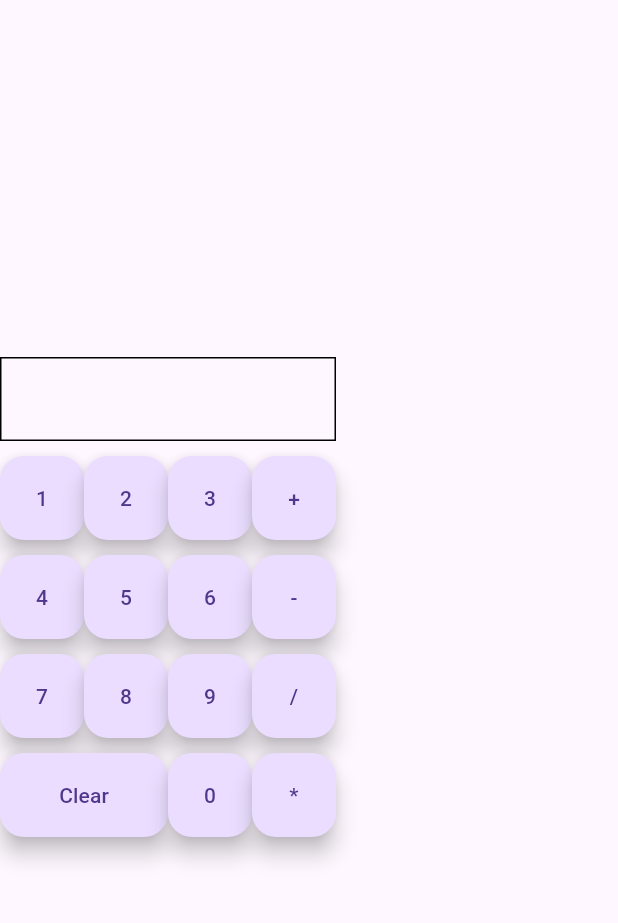
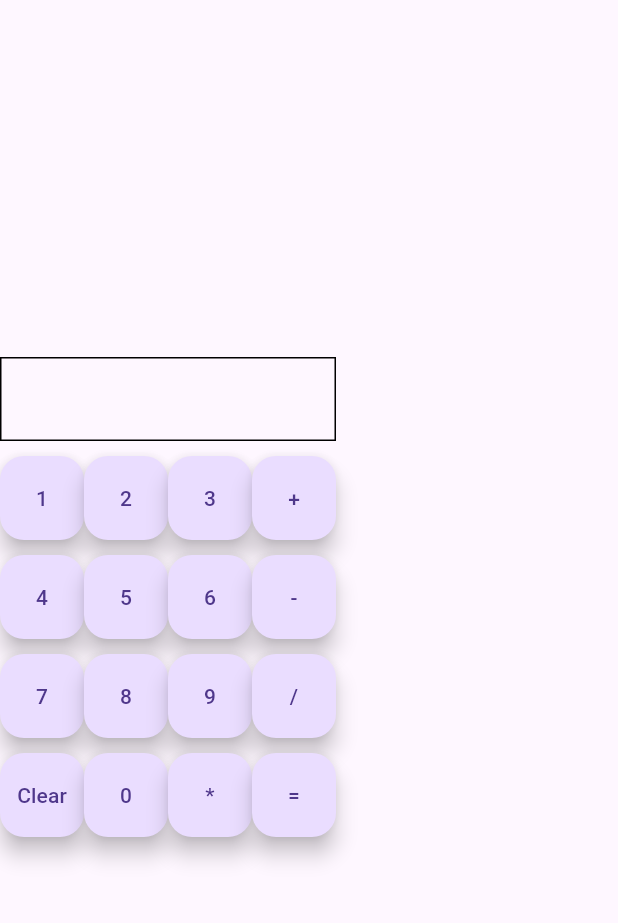
Before and after one commit to iKeiNagai/Mobile-Apps, a Flutter app: the screen it shows after launch, on a phone screen of 412 x 824 dp, the part 63-986 px from its top. Run offline on Flutter 3.47's test engine with Material 3 defaults, Android fonts, the phone set to English and light mode, and no system bars; missing offline and left inert: window_size.

Commit message:
added equal button

```diff
--- a/calculator/lib/main.dart
+++ b/calculator/lib/main.dart
@@ -18,6 +18,9 @@ class Homepage extends StatefulWidget {
 
 class _HomepageState extends State<Homepage> {
   String displayText = '';
+  int firstNum = 0;
+  int secondNum = 0;
+  String operand = "";
 
 
   void _displayText(String value){
@@ -143,14 +146,10 @@ class _HomepageState extends State<Homepage> {
             SizedBox(height: 10),
             Row(
               children: <Widget>[
-                Container(
-                  height: 56.0,
-                  width: 112.0,
-                  child: FloatingActionButton(
+                FloatingActionButton(
                     onPressed: () {},
                     child: Text("Clear"),
                   ),
-                ),
                 FloatingActionButton(
                   onPressed: () {
                     _displayText('0');
@@ -162,7 +161,11 @@ class _HomepageState extends State<Homepage> {
                     _displayText('*');
                   },
                   child: Text("*"),
-                )
+                ),
+              FloatingActionButton(
+                    onPressed: () {},
+                    child: Text("="),
+                  ),
               ],
             ),
           ],
```
